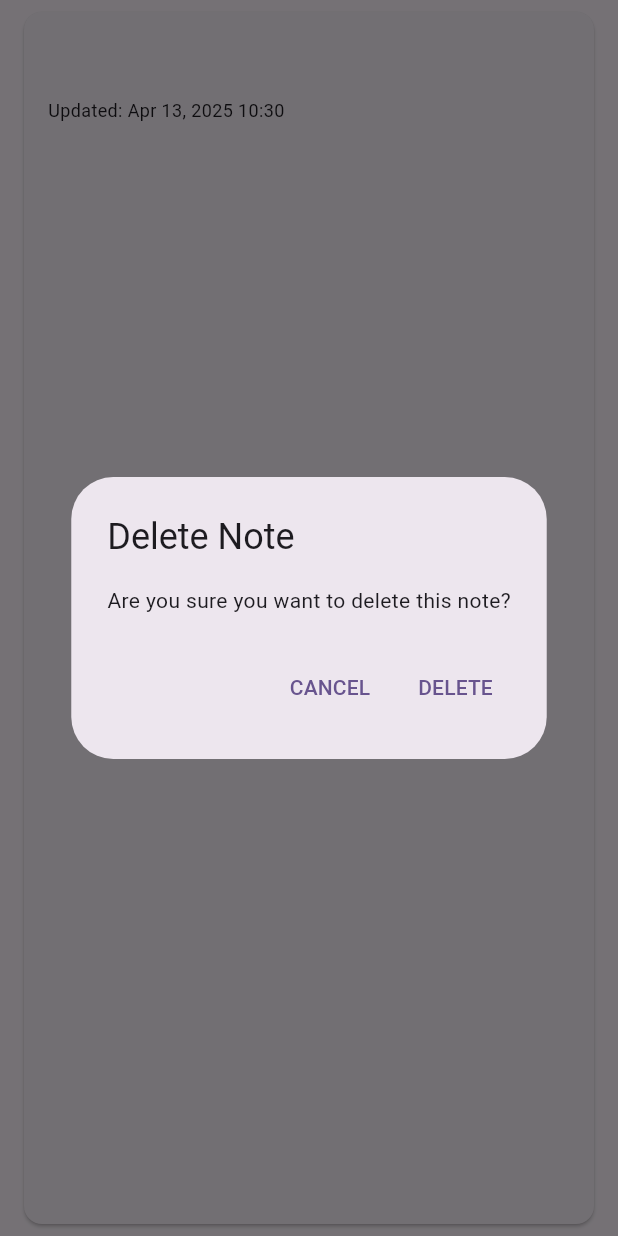
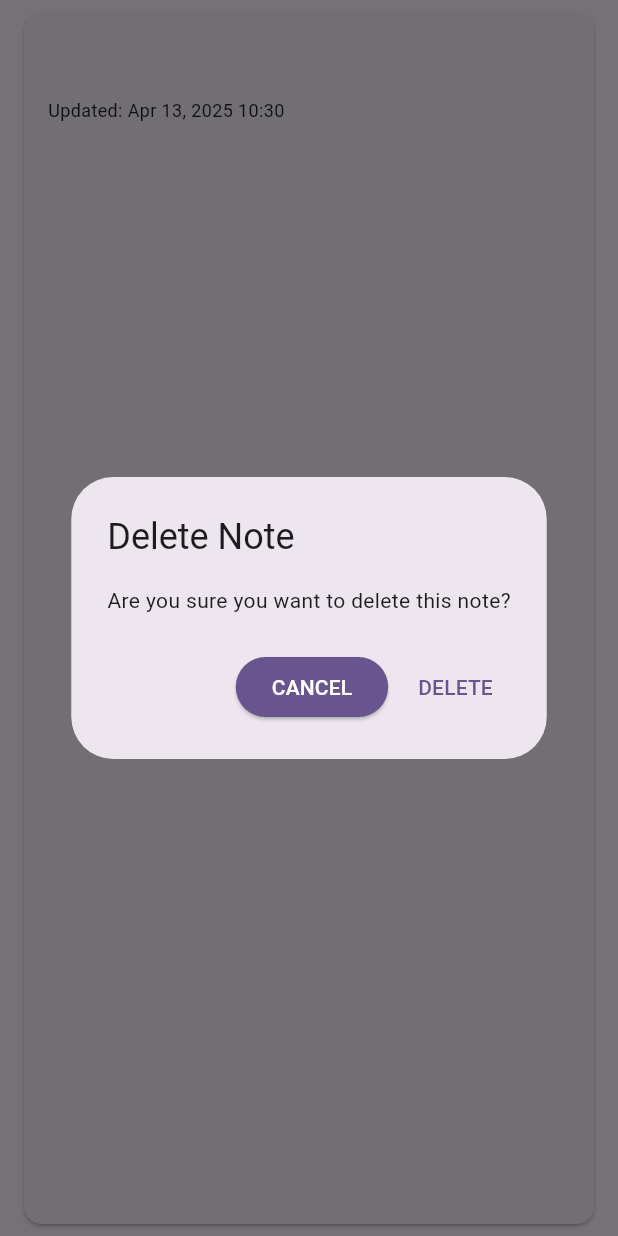
Before and after one commit to HMKazmi/NotesApp1, a Flutter app: the NoteTile widget shown alone on an empty page, opened directly with empty values, after a tap on the "delete" icon, on a phone screen of 412 x 824 dp. Run offline on Flutter 3.47's test engine with Material 3 defaults, Android fonts, the phone set to English and light mode, and no system bars; our stand-ins replace sqflite; accounts and stored records are empty.

Commit message:
Fix an issue where the old note would not load on edit screen, fix delete alert styling

```diff
--- a/lib/view/widget/notes_grid.dart
+++ b/lib/view/widget/notes_grid.dart
@@ -104,8 +104,16 @@ class NoteTile extends StatelessWidget {
                       'Are you sure you want to delete this note?',
                     ),
                     actions: [
-                      TextButton(
+                      ElevatedButton(
                         onPressed: () => Navigator.pop(context),
+                                                            style: ElevatedButton.styleFrom(
+                                      backgroundColor:
+                                          Theme.of(context).colorScheme.primary,
+                                      foregroundColor:
+                                          Theme.of(
+                                            context,
+                                          ).colorScheme.onPrimary,
+                                    ),
                         child: const Text('CANCEL'),
                       ),
                       TextButton(
```
Also changed, not shown: lib/view/AddScreen.dart (+9 -1 lines).
